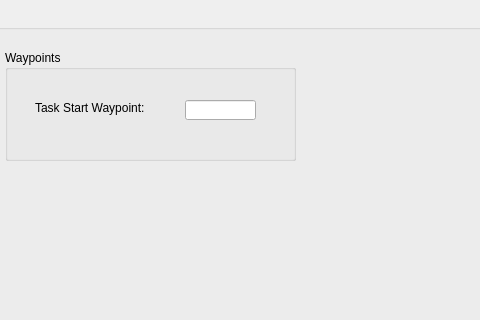
The window that Hanse/TaskMidwaterTarget/taskmidwatertargetform.ui (iti-luebeck/HANSE2011) describes before a commit, drawn with Qt 5; both pictures show x 345 to 825 and y 0 to 320 of the 1072 by 496 pixel window.
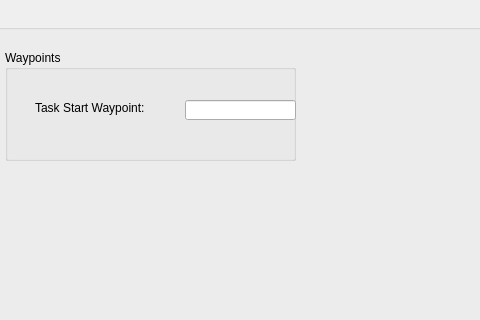
The same window after the commit.

Patch:
```diff
--- a/Hanse/TaskMidwaterTarget/taskmidwatertargetform.ui
+++ b/Hanse/TaskMidwaterTarget/taskmidwatertargetform.ui
@@ -68,7 +68,7 @@
       <rect>
        <x>180</x>
        <y>50</y>
-       <width>71</width>
+       <width>111</width>
        <height>20</height>
       </rect>
      </property>
```
